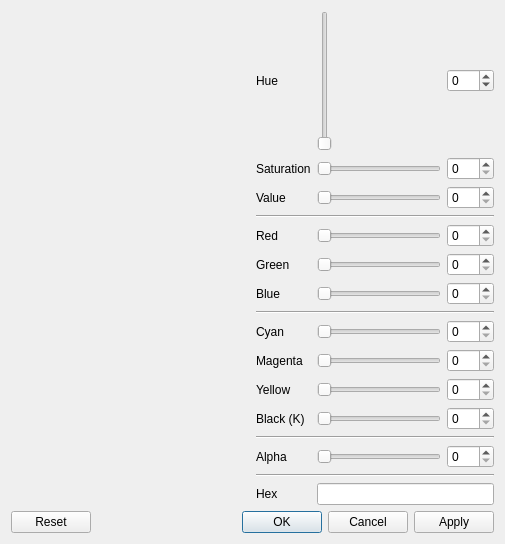
Before: the Qt Designer form Src/Qt-Color-Widgets/src/QtColorWidgets/color_dialog.ui in wuCaviar/GraphicsDemo, drawn with Qt 5.
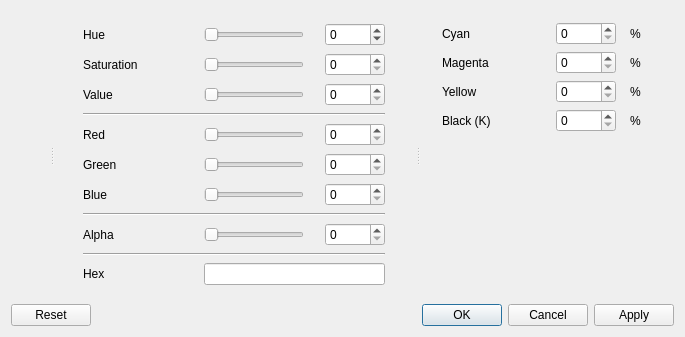
After: the same form once the commit is applied. Icons and pictures are not drawn. Custom widgets are drawn as their Qt base class.

Commit message:
Integrates ICC-based CMYK/RGB color management and refactors UI
Introduces centralized color management using ICC profiles for accurate CMYK and RGB conversions across the app, leveraging LittleCMS. Refactors color dialog logic to use the new color management, improving color fidelity and consistency. Updates build files to share common settings and ICC resources. Redesigns color picker UI for better usability and adds CMYK controls. Cleans up legacy code and simplifies project structure for maintainability.

```diff
--- a/Src/Qt-Color-Widgets/src/QtColorWidgets/color_dialog.ui
+++ b/Src/Qt-Color-Widgets/src/QtColorWidgets/color_dialog.ui
@@ -6,8 +6,8 @@
    <rect>
     <x>0</x>
     <y>0</y>
-    <width>505</width>
-    <height>544</height>
+    <width>685</width>
+    <height>337</height>
    </rect>
   </property>
   <property name="windowTitle">
@@ -18,8 +18,14 @@
   </property>
   <layout class="QVBoxLayout" name="layout">
    <item>
-    <layout class="QHBoxLayout" name="layout_main">
-     <item>
+    <widget class="QSplitter" name="splitter_2">
+     <property name="orientation">
+      <enum>Qt::Orientation::Horizontal</enum>
+     </property>
+     <property name="handleWidth">
+      <number>10</number>
+     </property>
+     <widget class="QWidget" name="layoutWidget">
       <layout class="QVBoxLayout" name="verticalLayout">
        <item>
         <widget class="color_widgets::ColorWheel" name="wheel" native="true">
@@ -35,11 +41,222 @@
         <widget class="color_widgets::ColorPreview" name="preview" native="true"/>
        </item>
       </layout>
-     </item>
-     <item>
-      <layout class="QGridLayout" name="gridLayout" rowstretch="0,0,0,0,0,0,0,0,0,0,0,0,0,0,0,0">
+     </widget>
+     <widget class="QSplitter" name="splitter">
+      <property name="sizePolicy">
+       <sizepolicy hsizetype="Minimum" vsizetype="Preferred">
+        <horstretch>0</horstretch>
+        <verstretch>0</verstretch>
+       </sizepolicy>
+      </property>
+      <property name="maximumSize">
+       <size>
+        <width>400</width>
+        <height>16777215</height>
+       </size>
+      </property>
+      <property name="orientation">
+       <enum>Qt::Orientation::Horizontal</enum>
+      </property>
+      <property name="handleWidth">
+       <number>10</number>
+      </property>
+      <widget class="QWidget" name="layoutWidget">
+       <layout class="QGridLayout" name="gridLayout_2">
+        <item row="0" column="0">
+         <widget class="QLabel" name="label_6">
+          <property name="maximumSize">
+           <size>
+            <width>100</width>
+            <height>16777215</height>
+           </size>
+          </property>
+          <property name="text">
+           <string>Hue</string>
+          </property>
+         </widget>
+        </item>
+        <item row="4" column="0">
+         <widget class="QLabel" name="label">
+          <property name="maximumSize">
+           <size>
+            <width>100</width>
+            <height>16777215</height>
+           </size>
+          </property>
+          <property name="text">
+           <string>Red</string>
+          </property>
+         </widget>
+        </item>
+        <item row="5" column="0">
+         <widget class="QLabel" name="label_2">
+          <property name="maximumSize">
+           <size>
+            <width>100</width>
+            <height>16777215</height>
+           </size>
+          </property>
+          <property name="text">
+           <string>Green</string>
+          </property>
+         </widget>
+        </item>
+        <item row="8" column="0">
+         <widget class="QLabel" name="label_alpha">
+          <property name="maximumSize">
+           <size>
+            <width>100</width>
+            <height>16777215</height>
+           </size>
+          </property>
+          <property name="text">
+           <string>Alpha</string>
+          </property>
+         </widget>
+        </item>
+        <item row="2" column="0">
+         <widget class="QLabel" name="label_5">
+          <property name="maximumSize">
+           <size>
+            <width>100</width>
+            <height>16777215</height>
+           </size>
+          </property>
+          <property name="text">
+           <string>Value</string>
+          </property>
+         </widget>
+        </item>
+        <item row="2" column="1">
+         <widget class="color_widgets::GradientSlider" name="slide_value">
+          <property name="maximumSize">
+           <size>
+            <width>100</width>
+            <height>16777215</height>
+           </size>
+          </property>
+          <property name="maximum">
+           <number>100</number>
+          </property>
+          <property name="orientation">
+           <enum>Qt::Orientation::Horizontal</enum>
+          </property>
+         </widget>
+        </item>
+        <item row="6" column="0">
+         <widget class="QLabel" name="label_3">
+          <property name="maximumSize">
+           <size>
+            <width>100</width>
+            <height>16777215</height>
+           </size>
+          </property>
+          <property name="text">
+           <string>Blue</string>
+          </property>
+         </widget>
+        </item>
+        <item row="0" column="1">
+         <widget class="color_widgets::HueSlider" name="slide_hue">
+          <property name="maximumSize">
+           <size>
+            <width>100</width>
+            <height>16777215</height>
+           </size>
+          </property>
+          <property name="minimum">
+           <number>0</number>
+          </property>
+          <property name="maximum">
+           <number>360</number>
+          </property>
+          <property name="orientation">
+           <enum>Qt::Orientation::Horizontal</enum>
+          </property>
+         </widget>
+        </item>
+        <item row="4" column="1">
+         <widget class="color_widgets::GradientSlider" name="slide_red">
+          <property name="maximumSize">
+           <size>
+            <width>100</width>
+            <height>16777215</height>
+           </size>
+          </property>
+          <property name="maximum">
+           <number>255</number>
+          </property>
+          <property name="orientation">
+           <enum>Qt::Orientation::Horizontal</enum>
+          </property>
+         </widget>
+        </item>
+        <item row="1" column="2">
+         <widget class="QSpinBox" name="spin_saturation">
+          <property name="sizePolicy">
+           <sizepolicy hsizetype="Preferred" vsizetype="Fixed">
+            <horstretch>0</horstretch>
+            <verstretch>0</verstretch>
+           </sizepolicy>
+          </property>
+          <property name="maximumSize">
+           <size>
+            <width>60</width>
+            <height>16777215</height>
+           </size>
+          </property>
+          <property name="maximum">
+           <number>255</number>
+          </property>
+         </widget>
+        </item>
+        <item row="8" column="2">
+         <widget class="QSpinBox" name="spin_alpha">
+          <property name="sizePolicy">
+           <sizepolicy hsizetype="Preferred" vsizetype="Fixed">
+            <horstretch>0</horstretch>
+            <verstretch>0</verstretch>
+           </sizepolicy>
+          </property>
+          <property name="maximumSize">
+           <size>
+            <width>60</width>
+            <height>16777215</height>
+           </size>
+          </property>
+          <property name="maximum">
+           <number>255</number>
+          </property>
+         </widget>
+        </item>
+        <item row="5" column="2">
+         <widget class="QSpinBox" name="spin_green">
+          <property name="sizePolicy">
+           <sizepolicy hsizetype="Preferred" vsizetype="Fixed">
+            <horstretch>0</horstretch>
+            <verstretch>0</verstretch>
+           </sizepolicy>
+          </property>
+          <property name="maximumSize">
+           <size>
+            <width>60</width>
+            <height>16777215</height>
+           </size>
+          </property>
+          <property name="maximum">
+           <number>255</number>
+          </property>
+         </widget>
+        </item>
        <item row="1" column="1">
         <widget class="color_widgets::GradientSlider" name="slide_saturation">
+          <property name="maximumSize">
+           <size>
+            <width>100</width>
+            <height>16777215</height>
+           </size>
+          </property>
          <property name="maximum">
           <number>100</number>
          </property>
@@ -48,31 +265,128 @@
          </property>
         </widget>
        </item>
-       <item row="1" column="0">
-        <widget class="QLabel" name="label_7">
-         <property name="text">
-          <string>Saturation</string>
+        <item row="6" column="2">
+         <widget class="QSpinBox" name="spin_blue">
+          <property name="sizePolicy">
+           <sizepolicy hsizetype="Preferred" vsizetype="Fixed">
+            <horstretch>0</horstretch>
+            <verstretch>0</verstretch>
+           </sizepolicy>
+          </property>
+          <property name="maximumSize">
+           <size>
+            <width>60</width>
+            <height>16777215</height>
+           </size>
+          </property>
+          <property name="maximum">
+           <number>255</number>
          </property>
         </widget>
        </item>
        <item row="2" column="2">
         <widget class="QSpinBox" name="spin_value">
+          <property name="sizePolicy">
+           <sizepolicy hsizetype="Preferred" vsizetype="Fixed">
+            <horstretch>0</horstretch>
+            <verstretch>0</verstretch>
+           </sizepolicy>
+          </property>
+          <property name="maximumSize">
+           <size>
+            <width>60</width>
+            <height>16777215</height>
+           </size>
+          </property>
          <property name="maximum">
-          <number>100</number>
+           <number>255</number>
          </property>
         </widget>
        </item>
-       <item row="2" column="1">
-        <widget class="color_widgets::GradientSlider" name="slide_value">
+        <item row="0" column="2">
+         <widget class="QSpinBox" name="spin_hue">
+          <property name="sizePolicy">
+           <sizepolicy hsizetype="Preferred" vsizetype="Fixed">
+            <horstretch>0</horstretch>
+            <verstretch>0</verstretch>
+           </sizepolicy>
+          </property>
+          <property name="maximumSize">
+           <size>
+            <width>60</width>
+            <height>16777215</height>
+           </size>
+          </property>
+          <property name="wrapping">
+           <bool>true</bool>
+          </property>
          <property name="maximum">
-          <number>100</number>
-         </property>
+           <number>359</number>
+          </property>
+         </widget>
+        </item>
+        <item row="10" column="0">
+         <widget class="QLabel" name="label_8">
+          <property name="maximumSize">
+           <size>
+            <width>100</width>
+            <height>16777215</height>
+           </size>
+          </property>
+          <property name="text">
+           <string>Hex</string>
+          </property>
+         </widget>
+        </item>
+        <item row="5" column="1">
+         <widget class="color_widgets::GradientSlider" name="slide_green">
+          <property name="maximumSize">
+           <size>
+            <width>100</width>
+            <height>16777215</height>
+           </size>
+          </property>
+          <property name="maximum">
+           <number>255</number>
+          </property>
          <property name="orientation">
           <enum>Qt::Orientation::Horizontal</enum>
          </property>
         </widget>
        </item>
-       <item row="15" column="1" colspan="2">
+        <item row="8" column="1">
+         <widget class="color_widgets::GradientSlider" name="slide_alpha">
+          <property name="maximumSize">
+           <size>
+            <width>100</width>
+            <height>16777215</height>
+           </size>
+          </property>
+          <property name="maximum">
+           <number>255</number>
+          </property>
+          <property name="orientation">
+           <enum>Qt::Orientation::Horizontal</enum>
+          </property>
+         </widget>
+        </item>
+        <item row="6" column="1">
+         <widget class="color_widgets::GradientSlider" name="slide_blue">
+          <property name="maximumSize">
+           <size>
+            <width>100</width>
+            <height>16777215</height>
+           </size>
+          </property>
+          <property name="maximum">
+           <number>255</number>
+          </property>
+          <property name="orientation">
+           <enum>Qt::Orientation::Horizontal</enum>
+          </property>
+         </widget>
+        </item>
+        <item row="10" column="1" colspan="2">
         <widget class="color_widgets::ColorLineEdit" name="edit_hex">
          <property name="font">
           <font>
@@ -84,277 +398,282 @@
          </property>
         </widget>
        </item>
-       <item row="8" column="0">
-        <widget class="QLabel" name="label_c">
-         <property name="text">
-          <string>Cyan</string>
-         </property>
-        </widget>
-       </item>
-       <item row="5" column="0">
-        <widget class="QLabel" name="label_2">
+        <item row="1" column="0">
+         <widget class="QLabel" name="label_7">
+          <property name="maximumSize">
+           <size>
+            <width>100</width>
+            <height>16777215</height>
+           </size>
+          </property>
          <property name="text">
-          <string>Green</string>
-         </property>
-        </widget>
-       </item>
-       <item row="5" column="1">
-        <widget class="color_widgets::GradientSlider" name="slide_green">
-         <property name="maximum">
-          <number>255</number>
-         </property>
-         <property name="orientation">
-          <enum>Qt::Orientation::Horizontal</enum>
+           <string>Saturation</string>
          </property>
         </widget>
        </item>
        <item row="4" column="2">
         <widget class="QSpinBox" name="spin_red">
+          <property name="sizePolicy">
+           <sizepolicy hsizetype="Preferred" vsizetype="Fixed">
+            <horstretch>0</horstretch>
+            <verstretch>0</verstretch>
+           </sizepolicy>
+          </property>
+          <property name="maximumSize">
+           <size>
+            <width>60</width>
+            <height>16777215</height>
+           </size>
+          </property>
          <property name="maximum">
           <number>255</number>
          </property>
         </widget>
        </item>
-       <item row="0" column="2">
-        <widget class="QSpinBox" name="spin_hue">
-         <property name="wrapping">
-          <bool>true</bool>
-         </property>
-         <property name="maximum">
-          <number>360</number>
-         </property>
-        </widget>
-       </item>
-       <item row="9" column="1">
-        <widget class="color_widgets::GradientSlider" name="slide_magenta">
-         <property name="maximum">
-          <number>100</number>
-         </property>
+        <item row="9" column="0" colspan="3">
+         <widget class="Line" name="line_3">
+          <property name="orientation">
+           <enum>Qt::Orientation::Horizontal</enum>
+          </property>
+         </widget>
+        </item>
+        <item row="3" column="0" colspan="3">
+         <widget class="Line" name="line">
+          <property name="orientation">
+           <enum>Qt::Orientation::Horizontal</enum>
+          </property>
+         </widget>
+        </item>
+        <item row="7" column="0" colspan="3">
+         <widget class="Line" name="line_alpha">
          <property name="orientation">
           <enum>Qt::Orientation::Horizontal</enum>
          </property>
         </widget>
        </item>
-       <item row="5" column="2">
-        <widget class="QSpinBox" name="spin_green">
+       </layout>
+      </widget>
+      <widget class="QWidget" name="verticalLayoutWidget">
+       <layout class="QVBoxLayout" name="verticalLayout_2">
+        <item>
+         <layout class="QGridLayout" name="gridLayout">
+          <item row="1" column="1">
+           <widget class="QSpinBox" name="spin_magenta">
+            <property name="sizePolicy">
+             <sizepolicy hsizetype="Preferred" vsizetype="Fixed">
+              <horstretch>0</horstretch>
+              <verstretch>0</verstretch>
+             </sizepolicy>
+            </property>
+            <property name="maximumSize">
+             <size>
+              <width>60</width>
+              <height>16777215</height>
+             </size>
+            </property>
          <property name="maximum">
-          <number>255</number>
+             <number>100</number>
          </property>
         </widget>
        </item>
-       <item row="10" column="0">
+          <item row="3" column="1">
+           <widget class="QSpinBox" name="spin_black">
+            <property name="sizePolicy">
+             <sizepolicy hsizetype="Preferred" vsizetype="Fixed">
+              <horstretch>0</horstretch>
+              <verstretch>0</verstretch>
+             </sizepolicy>
+            </property>
+            <property name="maximumSize">
+             <size>
+              <width>60</width>
+              <height>16777215</height>
+             </size>
+            </property>
+            <property name="maximum">
+             <number>100</number>
+            </property>
+           </widget>
+          </item>
+          <item row="2" column="0">
         <widget class="QLabel" name="label_y">
+            <property name="maximumSize">
+             <size>
+              <width>100</width>
+              <height>16777215</height>
+             </size>
+            </property>
          <property name="text">
           <string>Yellow</string>
          </property>
         </widget>
        </item>
-       <item row="9" column="0">
+          <item row="1" column="0">
         <widget class="QLabel" name="label_m">
+            <property name="maximumSize">
+             <size>
+              <width>100</width>
+              <height>16777215</height>
+             </size>
+            </property>
          <property name="text">
           <string>Magenta</string>
          </property>
         </widget>
        </item>
-       <item row="13" column="1">
-        <widget class="color_widgets::GradientSlider" name="slide_alpha">
-         <property name="maximum">
-          <number>255</number>
-         </property>
-         <property name="orientation">
-          <enum>Qt::Orientation::Horizontal</enum>
+          <item row="0" column="0">
+           <widget class="QLabel" name="label_c">
+            <property name="maximumSize">
+             <size>
+              <width>100</width>
+              <height>16777215</height>
+             </size>
+            </property>
+            <property name="text">
+             <string>Cyan</string>
          </property>
         </widget>
        </item>
-       <item row="13" column="2">
-        <widget class="QSpinBox" name="spin_alpha">
+          <item row="2" column="1">
+           <widget class="QSpinBox" name="spin_yellow">
+            <property name="sizePolicy">
+             <sizepolicy hsizetype="Preferred" vsizetype="Fixed">
+              <horstretch>0</horstretch>
+              <verstretch>0</verstretch>
+             </sizepolicy>
+            </property>
+            <property name="maximumSize">
+             <size>
+              <width>60</width>
+              <height>16777215</height>
+             </size>
+            </property>
          <property name="maximum">
-          <number>255</number>
+             <number>100</number>
          </property>
         </widget>
        </item>
-       <item row="14" column="0" colspan="3">
-        <widget class="Line" name="line_3">
-         <property name="orientation">
-          <enum>Qt::Orientation::Horizontal</enum>
-         </property>
-        </widget>
-       </item>
-       <item row="8" column="2">
+          <item row="0" column="1">
         <widget class="QSpinBox" name="spin_cyan">
-         <property name="maximum">
-          <number>100</number>
-         </property>
-        </widget>
-       </item>
-       <item row="10" column="1">
-        <widget class="color_widgets::GradientSlider" name="slide_yellow">
+            <property name="sizePolicy">
+             <sizepolicy hsizetype="Preferred" vsizetype="Fixed">
+              <horstretch>0</horstretch>
+              <verstretch>0</verstretch>
+             </sizepolicy>
+            </property>
+            <property name="maximumSize">
+             <size>
+              <width>60</width>
+              <height>16777215</height>
+             </size>
+            </property>
          <property name="maximum">
           <number>100</number>
          </property>
-         <property name="orientation">
-          <enum>Qt::Orientation::Horizontal</enum>
-         </property>
-        </widget>
-       </item>
-       <item row="3" column="0" colspan="3">
-        <widget class="Line" name="line">
-         <property name="orientation">
-          <enum>Qt::Orientation::Horizontal</enum>
-         </property>
-        </widget>
-       </item>
-       <item row="11" column="0">
+           </widget>
+          </item>
+          <item row="3" column="0">
         <widget class="QLabel" name="label_k">
+            <property name="maximumSize">
+             <size>
+              <width>100</width>
+              <height>16777215</height>
+             </size>
+            </property>
          <property name="text">
           <string>Black (K)</string>
          </property>
         </widget>
        </item>
-       <item row="15" column="0">
-        <widget class="QLabel" name="label_8">
-         <property name="text">
-          <string>Hex</string>
-         </property>
-        </widget>
-       </item>
-       <item row="2" column="0">
-        <widget class="QLabel" name="label_5">
+          <item row="0" column="2">
+           <widget class="QLabel" name="label_4">
+            <property name="minimumSize">
+             <size>
+              <width>25</width>
+              <height>0</height>
+             </size>
+            </property>
+            <property name="maximumSize">
+             <size>
+              <width>25</width>
+              <height>16777215</height>
+             </size>
+            </property>
          <property name="text">
-          <string>Value</string>
+             <string>%</string>
          </property>
         </widget>
        </item>
        <item row="1" column="2">
-        <widget class="QSpinBox" name="spin_saturation">
-         <property name="maximum">
-          <number>100</number>
-         </property>
-        </widget>
-       </item>
-       <item row="4" column="1">
-        <widget class="color_widgets::GradientSlider" name="slide_red">
-         <property name="maximum">
-          <number>255</number>
-         </property>
-         <property name="orientation">
-          <enum>Qt::Orientation::Horizontal</enum>
-         </property>
-        </widget>
-       </item>
-       <item row="11" column="1">
-        <widget class="color_widgets::GradientSlider" name="slide_black">
-         <property name="maximum">
-          <number>100</number>
-         </property>
-         <property name="orientation">
-          <enum>Qt::Orientation::Horizontal</enum>
-         </property>
-        </widget>
-       </item>
-       <item row="11" column="2">
-        <widget class="QSpinBox" name="spin_black">
-         <property name="maximum">
-          <number>100</number>
-         </property>
-        </widget>
-       </item>
-       <item row="13" column="0">
-        <widget class="QLabel" name="label_alpha">
+           <widget class="QLabel" name="label_9">
+            <property name="minimumSize">
+             <size>
+              <width>25</width>
+              <height>0</height>
+             </size>
+            </property>
+            <property name="maximumSize">
+             <size>
+              <width>25</width>
+              <height>16777215</height>
+             </size>
+            </property>
          <property name="text">
-          <string>Alpha</string>
+             <string>%</string>
          </property>
         </widget>
        </item>
-       <item row="12" column="0" colspan="3">
-        <widget class="Line" name="line_alpha">
-         <property name="orientation">
-          <enum>Qt::Orientation::Horizontal</enum>
-         </property>
-        </widget>
-       </item>
-       <item row="6" column="2">
-        <widget class="QSpinBox" name="spin_blue">
-         <property name="maximum">
-          <number>255</number>
-         </property>
-        </widget>
-       </item>
-       <item row="0" column="1">
-        <widget class="color_widgets::HueSlider" name="slide_hue">
-         <property name="minimum">
-          <number>0</number>
-         </property>
-         <property name="maximum">
-          <number>359</number>
-         </property>
-        </widget>
-       </item>
-       <item row="6" column="0">
-        <widget class="QLabel" name="label_3">
+          <item row="2" column="2">
+           <widget class="QLabel" name="label_10">
+            <property name="minimumSize">
+             <size>
+              <width>25</width>
+              <height>0</height>
+             </size>
+            </property>
+            <property name="maximumSize">
+             <size>
+              <width>25</width>
+              <height>16777215</height>
+             </size>
+            </property>
          <property name="text">
-          <string>Blue</string>
+             <string>%</string>
          </property>
         </widget>
        </item>
-       <item row="6" column="1">
-        <widget class="color_widgets::GradientSlider" name="slide_blue">
-         <property name="maximum">
-          <number>255</number>
-         </property>
-         <property name="orientation">
-          <enum>Qt::Orientation::Horizontal</enum>
-         </property>
-        </widget>
-       </item>
-       <item row="0" column="0">
-        <widget class="QLabel" name="label_6">
+          <item row="3" column="2">
+           <widget class="QLabel" name="label_11">
+            <property name="maximumSize">
+             <size>
+              <width>25</width>
+              <height>16777215</height>
+             </size>
+            </property>
          <property name="text">
-          <string>Hue</string>
+             <string>%</string>
          </property>
         </widget>
        </item>
-       <item row="10" column="2">
-        <widget class="QSpinBox" name="spin_yellow">
-         <property name="maximum">
-          <number>100</number>
-         </property>
-        </widget>
-       </item>
-       <item row="9" column="2">
-        <widget class="QSpinBox" name="spin_magenta">
-         <property name="maximum">
-          <number>100</number>
-         </property>
-        </widget>
-       </item>
-       <item row="8" column="1">
-        <widget class="color_widgets::GradientSlider" name="slide_cyan">
-         <property name="maximum">
-          <number>100</number>
-         </property>
+         </layout>
+        </item>
+        <item>
+         <spacer name="verticalSpacer">
          <property name="orientation">
-          <enum>Qt::Orientation::Horizontal</enum>
-         </property>
-        </widget>
-       </item>
-       <item row="4" column="0">
-        <widget class="QLabel" name="label">
-         <property name="text">
-          <string>Red</string>
-         </property>
-        </widget>
-       </item>
-       <item row="7" column="0" colspan="3">
-        <widget class="Line" name="line_2">
-         <property name="orientation">
-          <enum>Qt::Orientation::Horizontal</enum>
-         </property>
-        </widget>
-       </item>
-      </layout>
-     </item>
-    </layout>
+           <enum>Qt::Orientation::Vertical</enum>
+          </property>
+          <property name="sizeHint" stdset="0">
+           <size>
+            <width>20</width>
+            <height>40</height>
+           </size>
+          </property>
+         </spacer>
+        </item>
+       </layout>
+      </widget>
+     </widget>
+    </widget>
    </item>
    <item>
     <widget class="QDialogButtonBox" name="buttonBox">
```
Left out of the diff: 139 changed lines with no effect on the pictures. Lines whose indentation alone changed are shown as unchanged. The commit also changes 27 other files.
